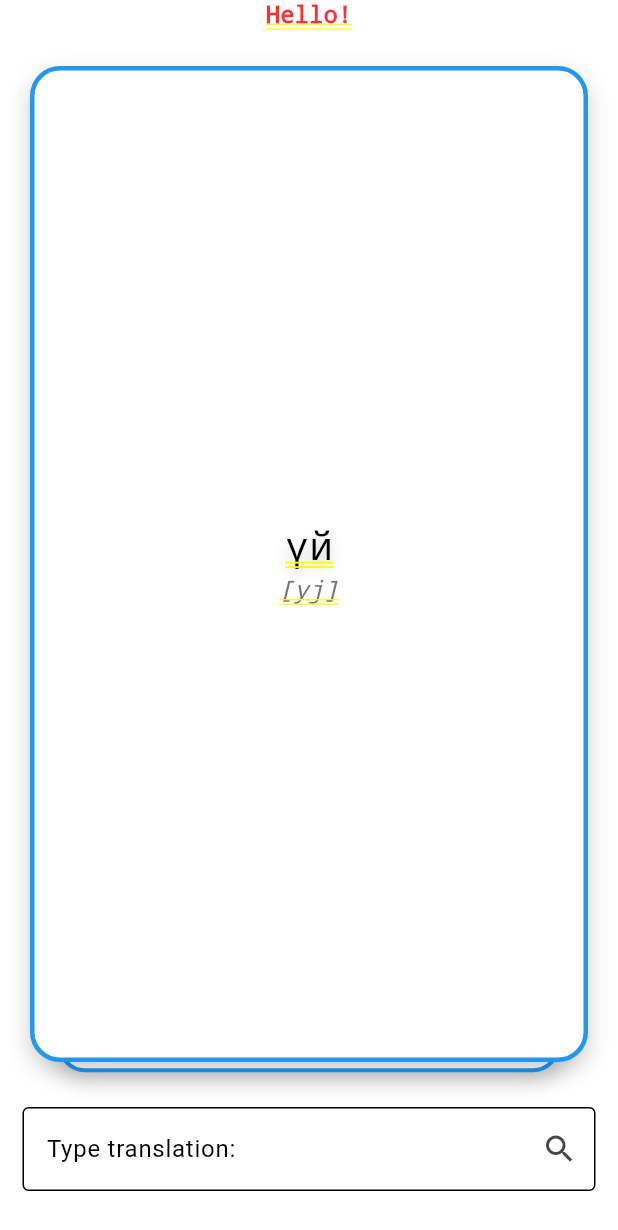
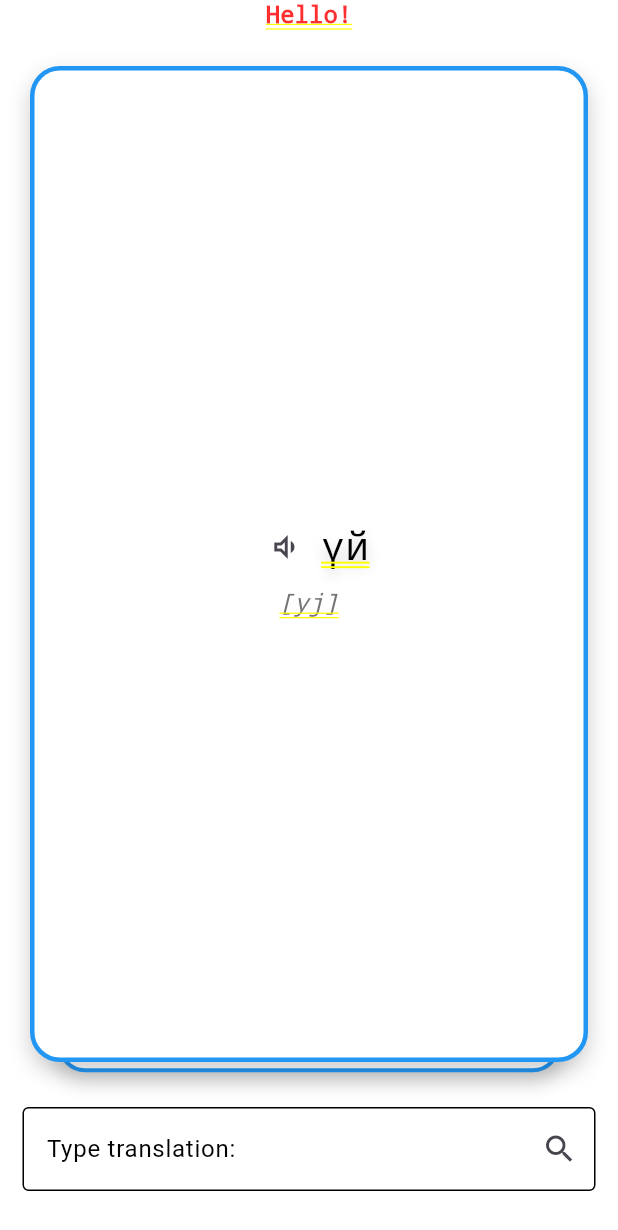
Before and after one commit to Kriptos23/kyrgyz_dictionary, a Flutter app: the FunBox screen opened by its route, on a phone screen of 412 x 824 dp. Shown: the top 1230 px of the screen. Run offline on Flutter 3.47's test engine with Material 3 defaults, Android fonts, the phone set to English and light mode, and no system bars; drawn by our look-alikes of flip_card, flutter_card_swiper; our stand-ins replace bloc, cloud_firestore, easy_localization, firebase_auth, firebase_core, firebase_storage and 5 more; accounts and stored records are empty; generated files the repository leaves out were written again.

Commit message:
March 24 commit

```diff
--- a/lib/Screens/Authenticate/sign_in.dart
+++ b/lib/Screens/Authenticate/sign_in.dart
@@ -109,7 +109,7 @@ class _SignInState extends State<SignIn> {
                     }
                   }),
             ),
-            Text('Гугл вход на айфоне не работает\nВходите анонимно, буквально потратил 2 дня\nэта фигня не решается\n test 3',
+            Text('Гугл вход на айфоне не работает\nВходите анонимно, буквально потратил 2 дня\nэта фигня не решается\n test 5',
                 style:
             TextStyle(color:
             Colors
--- a/lib/Screens/Fun Box/fun_box.dart
+++ b/lib/Screens/Fun Box/fun_box.dart
@@ -128,6 +128,9 @@ class _FunBoxState extends State<FunBox> {
                             "Азамат!",
                           ),
                         );
+
+                        //Will clear the text if answer is correct, text will stay if incorrect
+                        _textController.clear();
                       } else {
                         setState(() {
                           sample1[cardIndex].isCorrectlyAnswered = false;
@@ -146,6 +149,7 @@ class _FunBoxState extends State<FunBox> {
                             "Жок ай!",
                           ),
                         );
+                        // _textController.clear();
                       }
                     },
                     icon: Icon(Icons.search))),
--- a/lib/Screens/learning_words_template_screen.dart
+++ b/lib/Screens/learning_words_template_screen.dart
@@ -190,7 +190,7 @@ class _LearningWordsTemplateScreenState extends State<LearningWordsTemplateScree
 
                 children: [
                   Flexible(
-                    ///СЮДА СМОТРИ БЛЯДЬ
+                    ///СЮДА СМОТРИ
                     child: CardSwiper(
                       controller: cardSwiperController,
                       isDisabled: _onSwipe(0),
@@ -254,7 +254,8 @@ class _LearningWordsTemplateScreenState extends State<LearningWordsTemplateScree
 
                           isNewCard = false;
 
-
+                          //Will clear the text if answer is correct, text will stay if incorrect
+                          _textController.clear();
                         });
                       } else {
                         setState(() {
--- a/lib/classes/words_class.dart
+++ b/lib/classes/words_class.dart
@@ -13,10 +13,11 @@ class Words{
   Color changeColorIfRight;
   Color containerFrontColor;
   String transcription;
+  String audio;
 
 
   Words({required this.word, required this.rusTrans, required this.img, this.isCorrectlyAnswered=false, this.changeColorIfRight
-  = Colors.blue, this.containerFrontColor = Colors.white, required this.transcription
+  = Colors.blue, this.containerFrontColor = Colors.white, required this.transcription, required this.audio
   });
 
 
--- a/lib/list_of_words.dart
+++ b/lib/list_of_words.dart
@@ -4,99 +4,116 @@ import 'package:kyrgyz_dictionary/generated/locale_keys.g.dart';
 
 List<Words> easyWords1 = [
   Words(
-    word: "салам",
+    word: "сала\u0301м",
     rusTrans: LocaleKeys.words_level1_salam,
     transcription: "[sɑˈlɑm]",
     img: "images/words/hello.png",
+    audio: "salam.mp3",
   ),
   Words(
     word: "мен",
     rusTrans: LocaleKeys.words_level1_men,
     transcription: "[men]",
     img: "images/words/me.png",
+    audio: "men.mp3",
   ),
   Words(
-    word: "рахмат",
+    word: "рахма\u0301т",
     rusTrans: LocaleKeys.words_level1_rahmat,
     transcription: "[rɑχˈmɑt]",
     img: "images/words/thank_you.png",
+    audio: "rahmat.mp3",
   ),
   Words(
     word: "суу",
     rusTrans: LocaleKeys.words_level1_suu,
     transcription: "[suː]",
     img: "images/words/water.png",
+    audio: "suu.mp3",
   ),
   Words(
-    word: "Ак Илбирс",
+    word: "Ак Илби\u0301рс",
     rusTrans: LocaleKeys.words_level1_ak_ilbirs,
     transcription: "[ɑk ilˈbirs]",
     img: "images/words/snow_leopard.png",
+    audio: "ak_ilbirs.mp3",
   ),
 ];
 
+
 List<Words> sample1 = [
   Words(
-    word: "алма",
+    word: "алма\u0301",
     rusTrans: LocaleKeys.words_funbox_apple,
     transcription: "[ɑlˈmɑ]",
     img: "https://example.com/apple.png",
+    audio: "test_alma.mp3",
   ),
   Words(
     word: "ит",
     rusTrans: LocaleKeys.words_funbox_dog,
     transcription: "[it]",
     img: "https://example.com/dog.png",
+    audio: "it.mp3",
   ),
   Words(
-    word: "мышык",
+    word: "мышы\u0301к",
     rusTrans: LocaleKeys.words_funbox_cat,
     transcription: "[mɯʃɯk]",
     img: "https://example.com/cat.png",
+    audio: "myshyk.mp3",
   ),
   Words(
     word: "куш",
     rusTrans: LocaleKeys.words_funbox_bird,
     transcription: "[kuʃ]",
     img: "https://example.com/bird.png",
+    audio: "kush.mp3",
   ),
   Words(
-    word: "балык",
+    word: "балы\u0301к",
     rusTrans: LocaleKeys.words_funbox_fish,
     transcription: "[bɑlɯk]",
     img: "https://example.com/fish.png",
+    audio: "balyk.mp3",
   ),
   Words(
     word: "үй",
     rusTrans: LocaleKeys.words_funbox_house,
     transcription: "[yj]",
     img: "https://example.com/house.png",
+    audio: "ui.mp3",
   ),
   Words(
-    word: "китеп",
+    word: "ките\u0301п",
     rusTrans: LocaleKeys.words_funbox_book,
     transcription: "[kitɛp]",
     img: "https://example.com/book.png",
+    audio: "kitep.mp3",
   ),
   Words(
     word: "стол",
     rusTrans: LocaleKeys.words_funbox_table,
     transcription: "[stol]",
     img: "https://example.com/table.png",
+    audio: "stol.mp3",
   ),
   Words(
     word: "сүт",
     rusTrans: LocaleKeys.words_funbox_milk,
     transcription: "[syt]",
     img: "https://example.com/milk.png",
+    audio: "sut.mp3",
   ),
   Words(
     word: "нан",
     rusTrans: LocaleKeys.words_funbox_bread,
     transcription: "[nan]",
     img: "https://example.com/bread.png",
+    audio: "nan.mp3",
   ),
 ];
+
 
 
 // List<Words> easyWords2 = [
--- a/lib/services/auth.dart
+++ b/lib/services/auth.dart
@@ -4,11 +4,7 @@ import 'package:kyrgyz_dictionary/classes/our_user.dart';
 import 'package:google_sign_in/google_sign_in.dart';
 import 'package:kyrgyz_dictionary/services/firestore_cloud_database.dart';
 
-import 'package:url_launcher/url_launcher.dart';
-
 class AuthService {
-  final Uri loginPage = Uri.parse("https://kyrgyz-dictionary-6fb97.web.app"); // your Firebase-hosted web app
-
   final FirebaseAuth _auth = FirebaseAuth.instance;
   final GoogleSignIn _googleSignIn = GoogleSignIn.instance;
 
@@ -92,12 +88,7 @@ class AuthService {
       // ✅ Trigger a popup sign-in flow
       // final userCredential = await _auth.signInWithPopup(googleProvider);
       await _auth.setPersistence(Persistence.LOCAL); // must be called BEFORE redirect
-      await launchUrl(
-        loginPage,
-        mode: LaunchMode.externalApplication, // 🔹 opens real browser
-      );
       await FirebaseAuth.instance.signInWithRedirect(googleProvider);
-
       // return null;
       // ✅ Sign in to Firebase
       // final user = userCredential.user;
@@ -203,6 +194,4 @@ class AuthService {
 
 
 
-
-
 }
--- /dev/null
+++ b/lib/widgets/audio_button.dart
@@ -0,0 +1,48 @@
+import 'package:flutter/material.dart';
+import 'package:just_audio/just_audio.dart';
+import '../services/database_audio.dart';
+
+
+class AudioButton extends StatefulWidget {
+  final String audioFile;
+  final AudioService audioService;
+
+  const AudioButton({
+    super.key,
+    required this.audioFile,
+    required this.audioService,
+  });
+
+  @override
+  State<AudioButton> createState() => _AudioButtonState();
+}
+
+class _AudioButtonState extends State<AudioButton> {
+  bool isLoading = false;
+
+  Future<void> playAudio() async {
+    setState(() => isLoading = true);
+
+    try {
+      await widget.audioService.playWord(widget.audioFile);
+    } finally {
+      if (mounted) {
+        setState(() => isLoading = false);
+      }
+    }
+  }
+
+  @override
+  Widget build(BuildContext context) {
+    return IconButton(
+      onPressed: isLoading ? null : playAudio,
+      icon: isLoading
+          ? const SizedBox(
+        width: 20,
+        height: 20,
+        child: CircularProgressIndicator(strokeWidth: 2),
+      )
+          : const Icon(Icons.volume_down_outlined),
+    );
+  }
+}
--- a/lib/widgets/flip_cards_widget.dart
+++ b/lib/widgets/flip_cards_widget.dart
@@ -3,8 +3,11 @@ import 'package:flip_card/flip_card.dart';
 import 'package:flip_card/flip_card_controller.dart';
 import 'package:kyrgyz_dictionary/classes/words_class.dart';
 import 'package:flutter/material.dart';
+import 'package:kyrgyz_dictionary/services/database_audio.dart';
+import 'package:kyrgyz_dictionary/widgets/audio_button.dart';
 
 Color niceColor = Color(0xFF272727);
+AudioService audioService = AudioService();
 
 List<FlipCard> buildFlipCards(List<Words> listOfWords, List<String> listOfUrl, FlipCardController flipCardController) {
   List<FlipCard> cards = [];
@@ -142,6 +145,13 @@ List<FlipCard> buildFlipCards1(List<Words> listOfWords, FlipCardController flipC
           child: Column(
             mainAxisSize: MainAxisSize.min,
             children: [
+              Row(
+                mainAxisSize: MainAxisSize.min,
+                children: [
+                  // IconButton(onPressed: (){
+                  //   audioService.playWord(listOfWords[i].audio);
+                  // }, icon: Icon(Icons.volume_down_outlined)),
+                  AudioButton(audioFile: listOfWords[i].audio, audioService: audioService),
                   Text(
                     '${listOfWords[i].word}',
                     style: TextStyle(
@@ -157,6 +167,8 @@ List<FlipCard> buildFlipCards1(List<Words> listOfWords, FlipCardController flipC
                         ),
                       ],
                     ),
+                  ),
+                ],
               ),
               const SizedBox(height: 4),
               Text(
--- a/pubspec.yaml
+++ b/pubspec.yaml
@@ -48,6 +48,7 @@ dependencies:
   firebase_storage: ^13.0.5
   top_snackbar_flutter: ^3.3.0
   url_launcher: ^6.3.2
+  just_audio: ^0.10.5
 
   # The following adds the Cupertino Icons font to your application.
   # Use with the CupertinoIcons class for iOS style icons.
```
Also changed, not shown: lib/Screens/sozduk_screen.dart (+7 -1 lines), lib/services/api_service.dart (+82 -0 lines), lib/services/database_audio.dart (added, +24 -0 lines), pubspec.lock, 1 other file. Lines whose indentation alone changed are shown as unchanged.
